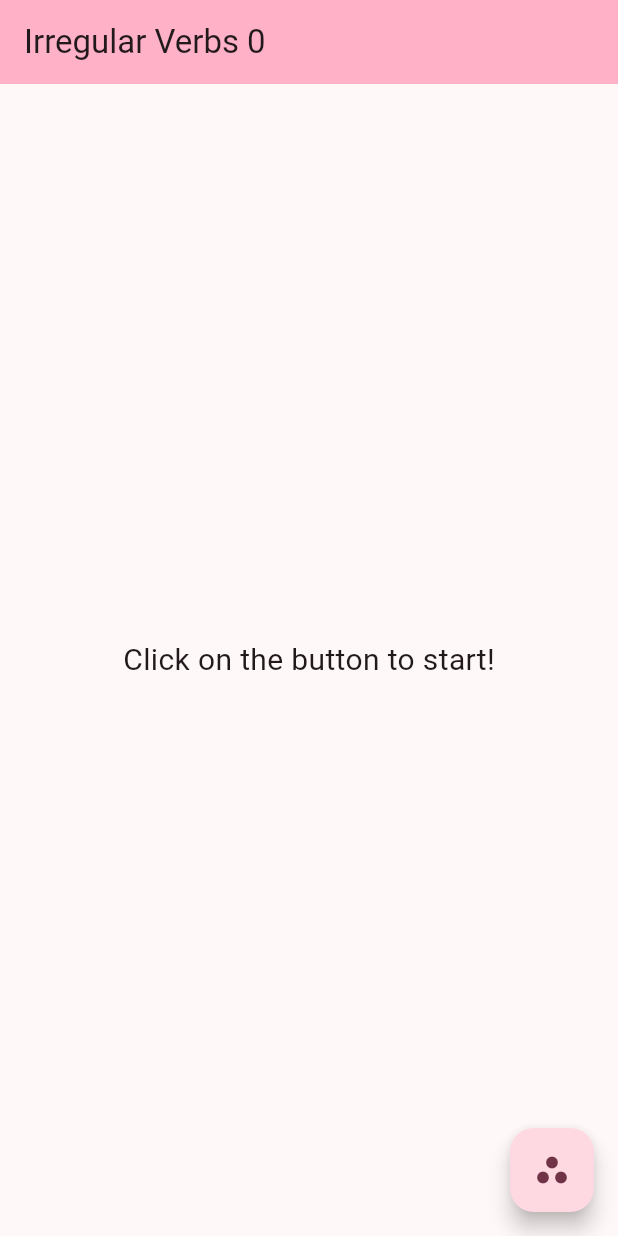
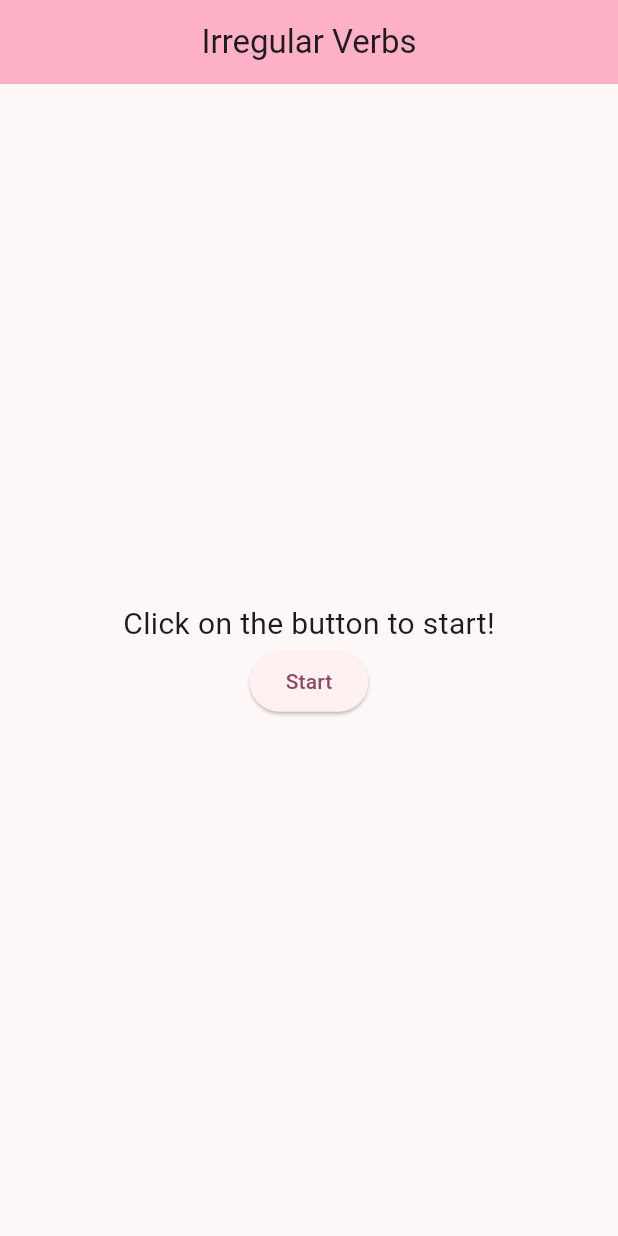
Before and after one commit to MatveevYasha/irregular-verbs, a Flutter app: the screen it shows after launch, on a phone screen of 412 x 824 dp. Run offline on Flutter 3.47's test engine with Material 3 defaults, Android fonts, the phone set to English and light mode, and no system bars; our stand-ins replace flutter_bloc.

```diff
--- a/lib/data/provider/fetch_data_provider.dart
+++ b/lib/data/provider/fetch_data_provider.dart
@@ -1,14 +1,14 @@
 import 'dart:convert';
 
-import 'package:flutter/material.dart';
+import 'package:flutter/services.dart';
 import 'package:irregular_verbs_app/data/dtos/verb_json_dto.dart';
 import 'package:irregular_verbs_app/data/entities/verb.dart';
 
 typedef Json = Map<String, Object?>;
 
 class FetchDataProvider {
-  Future<List<Verb>> fetchFileFromAssets(BuildContext context) async {
-    final fileData = await DefaultAssetBundle.of(context).loadString('assets/json/verbs.json');
+  Future<List<Verb>> fetchFileFromAssets() async {
+    final fileData = await rootBundle.loadString('assets/json/verbs.json');
     final json = jsonDecode(fileData);
 
     final listJson = List.castFrom<dynamic, Json>(json);
--- a/lib/ui/app.dart
+++ b/lib/ui/app.dart
@@ -1,4 +1,7 @@
 import 'package:flutter/material.dart';
+import 'package:flutter_bloc/flutter_bloc.dart';
+import 'package:irregular_verbs_app/ui/pages/main_page/bloc/main_bloc.dart';
+import 'package:irregular_verbs_app/ui/pages/main_page/bloc/main_event.dart';
 import 'package:irregular_verbs_app/ui/pages/main_page/main_page.dart';
 
 class App extends StatelessWidget {
@@ -11,7 +14,10 @@ class App extends StatelessWidget {
         colorScheme: ColorScheme.fromSeed(seedColor: Colors.black26),
         useMaterial3: true,
       ),
-      home: const MainPage(),
+      home: BlocProvider(
+        create: (context) => MainBloc()..add(InitialMainEvent()),
+        child: const MainPage(),
+      ),
     );
   }
 }
--- /dev/null
+++ b/lib/ui/pages/main_page/bloc/main_bloc.dart
@@ -0,0 +1,56 @@
+import 'dart:math';
+
+import 'package:irregular_verbs_app/data/provider/fetch_data_provider.dart';
+import 'package:irregular_verbs_app/ui/pages/main_page/bloc/main_event.dart';
+import 'package:irregular_verbs_app/ui/pages/main_page/bloc/main_state.dart';
+import 'package:flutter_bloc/flutter_bloc.dart';
+
+class MainBloc extends Bloc<MainEvent, MainState> {
+  MainBloc() : super(LoadingMainState()) {
+    on<MainEvent>(
+      (event, emit) => switch (event) {
+        final InitialMainEvent event => _initial(event, emit),
+        final GetOneVerbMainEvent event => _getOneVerb(event, emit),
+        final StartLearningMainEvent event => _startLearning(event, emit),
+      },
+    );
+  }
+
+  void _initial(InitialMainEvent event, Emitter<MainState> emit) async {
+    try {
+      final listOfVerbs = await FetchDataProvider().fetchFileFromAssets();
+
+      emit(InitialMainState(listOfVerbs));
+    } catch (e) {
+      emit(ErrorMainState());
+    }
+  }
+
+  void _getOneVerb(GetOneVerbMainEvent event, Emitter<MainState> emit) {
+    // final rnd = Random();
+
+    // final verbNumber = rnd.nextInt(event.listOfVerbs.length);
+
+    // final verb = event.listOfVerbs[verbNumber];
+
+    // emit(CounterMainState(verb: verb, listOfVerbs: event.listOfVerbs, count: 1));
+  }
+
+  void _startLearning(StartLearningMainEvent event, Emitter<MainState> emit) {
+    final rnd = Random();
+
+    final verbNumber = rnd.nextInt(event.listOfVerbs.length);
+
+    final verb = event.listOfVerbs[verbNumber];
+
+    emit(CounterMainState(listOfVerbs: event.listOfVerbs, verb: verb, count: 1));
+  }
+
+  // void _getNextWord(GetNextWordMainEvent event, Emitter<MainState> emit) {
+  // if (event.count < 4) {
+  //   emit(GetNextWordMainState(verb: event.verb, count: event.count + 1));
+  // } else {
+  //   emit(GetNextWordMainState(verb: event.verb, count: event.count + 1));
+  // }
+  // }
+}
--- /dev/null
+++ b/lib/ui/pages/main_page/bloc/main_event.dart
@@ -0,0 +1,33 @@
+import 'package:irregular_verbs_app/data/entities/verb.dart';
+
+sealed class MainEvent {}
+
+class InitialMainEvent extends MainEvent {}
+
+class StartLearningMainEvent extends MainEvent {
+  final List<Verb> listOfVerbs;
+
+  StartLearningMainEvent({required this.listOfVerbs});
+}
+
+class GetOneVerbMainEvent extends MainEvent {
+  final List<Verb> listOfVerbs;
+  final Verb verb;
+  final int count;
+
+  GetOneVerbMainEvent({
+    required this.listOfVerbs,
+    required this.verb,
+    required this.count,
+  });
+}
+
+// class GetNextWordMainEvent extends MainEvent {
+//   final Verb verb;
+//   final int count;
+
+//   GetNextWordMainEvent({
+//     required this.verb,
+//     required this.count,
+//   });
+// }
--- /dev/null
+++ b/lib/ui/pages/main_page/bloc/main_state.dart
@@ -0,0 +1,35 @@
+import 'dart:collection';
+
+import 'package:irregular_verbs_app/data/entities/verb.dart';
+
+sealed class MainState {}
+
+class LoadingMainState extends MainState {
+  LoadingMainState();
+}
+
+class InitialMainState extends MainState {
+  final List<Verb> _listOfVerbs;
+
+  InitialMainState([
+    List<Verb> listOfVerbs = const <Verb>[],
+  ]) : _listOfVerbs = listOfVerbs;
+
+  List<Verb> get listOfVerbs => UnmodifiableListView(_listOfVerbs);
+}
+
+class CounterMainState extends MainState {
+  final List<Verb> listOfVerbs;
+  final Verb verb;
+  final int count;
+
+  CounterMainState({
+    required this.listOfVerbs,
+    required this.verb,
+    required this.count,
+  });
+}
+
+class ErrorMainState extends MainState {
+  ErrorMainState();
+}
--- a/lib/ui/pages/main_page/main_page.dart
+++ b/lib/ui/pages/main_page/main_page.dart
@@ -1,157 +1,105 @@
 import 'dart:math';
 
 import 'package:flutter/material.dart';
+import 'package:flutter_bloc/flutter_bloc.dart';
 import 'package:irregular_verbs_app/data/entities/verb.dart';
 
 import 'package:irregular_verbs_app/data/provider/fetch_data_provider.dart';
+import 'package:irregular_verbs_app/ui/pages/main_page/bloc/main_bloc.dart';
+import 'package:irregular_verbs_app/ui/pages/main_page/bloc/main_event.dart';
+import 'package:irregular_verbs_app/ui/pages/main_page/bloc/main_state.dart';
+import 'package:irregular_verbs_app/ui/pages/main_page/widgets/divider_widget.dart';
+import 'package:irregular_verbs_app/ui/pages/main_page/widgets/text_widget.dart';
 
-class MainPage extends StatefulWidget {
+class MainPage extends StatelessWidget {
   const MainPage({super.key});
 
   @override
-  State<MainPage> createState() => _MainPageState();
-}
+  Widget build(BuildContext context) {
+    final bloc = BlocProvider.of<MainBloc>(context);
 
-class _MainPageState extends State<MainPage> {
-  int wordNumber = 0;
-  Verb? verb;
-  List<Verb>? listOfVerbs;
-
-  @override
-  void initState() {
-    super.initState();
-    _loadList();
-    _getVerb();
-  }
-
-  void _scrollWords() {
-    if (wordNumber < 4) {
-      wordNumber++;
-      setState(() {});
-      return;
-    } else {
-      _getVerb();
-      wordNumber = 0;
-      setState(() {});
-    }
-  }
-
-  void _getVerb() {
-    final rng = Random();
-
-    if (listOfVerbs != null) {
-      final verbNumber = rng.nextInt(listOfVerbs!.length);
-
-      verb = listOfVerbs![verbNumber];
-    }
-  }
-
-  Future<void> _loadList() async {
-    listOfVerbs = await FetchDataProvider().fetchFileFromAssets(context);
-  }
-
-  @override
-  Widget build(BuildContext context) {
     return Scaffold(
       appBar: AppBar(
         backgroundColor: Theme.of(context).colorScheme.inversePrimary,
-        title: Text('Irregular Verbs $wordNumber'),
+        title: const Text('Irregular Verbs'),
+        centerTitle: true,
       ),
-      body: (wordNumber == 0)
-          ? const Center(
-              child: Text(
+      body: BlocBuilder<MainBloc, MainState>(
+        builder: (context, state) {
+          return switch (state) {
+            LoadingMainState() => const CircularProgressIndicator(),
+            InitialMainState() => Center(
+                child: Column(
+                  mainAxisAlignment: MainAxisAlignment.center,
+                  children: [
+                    const Text(
                       'Click on the button to start!',
                       style: TextStyle(
                         fontSize: 20,
                         fontWeight: FontWeight.w400,
                       ),
                     ),
-            )
-          : SizedBox(
+                    ElevatedButton(
+                        onPressed: () {
+                          bloc.add(StartLearningMainEvent(listOfVerbs: state.listOfVerbs));
+                        },
+                        child: const Text('Start'))
+                  ],
+                ),
+              ),
+            CounterMainState() => SizedBox(
                 width: double.infinity,
                 child: Column(
                   crossAxisAlignment: CrossAxisAlignment.center,
                   children: [
-                  _Text(
+                    TextWidget(
                       number: 1,
-                    title: verb?.baseForm ?? '...',
-                    wordNumber: wordNumber,
+                      title: state.verb.baseForm,
+                      wordNumber: 1,
                     ),
-                  const _Divider(),
-                  _Text(
+                    const DividerWidget(),
+                    TextWidget(
                       number: 2,
-                    title: verb?.pastSimple ?? '...',
-                    wordNumber: wordNumber,
+                      title: state.verb.pastSimple,
+                      wordNumber: 2,
                     ),
-                  const _Divider(),
-                  _Text(
+                    const DividerWidget(),
+                    TextWidget(
                       number: 3,
-                    title: verb?.pastParticiple ?? '...',
-                    wordNumber: wordNumber,
+                      title: state.verb.pastParticiple,
+                      wordNumber: 3,
                     ),
-                  const _Divider(),
-                  _Text(
+                    const DividerWidget(),
+                    TextWidget(
                       number: 4,
-                    title: verb?.translation ?? '...',
-                    wordNumber: wordNumber,
+                      title: state.verb.translation,
+                      wordNumber: 4,
+                    ),
+                    const SizedBox(height: 100),
+                    FloatingActionButton(
+                      onPressed: () {
+                        bloc.add(GetOneVerbMainEvent(
+                          listOfVerbs: state.listOfVerbs,
+                          verb: state.verb,
+                          count: state.count,
+                        ));
+                      },
                     ),
                   ],
                 ),
               ),
-      floatingActionButton: FloatingActionButton(
-        onPressed: _scrollWords,
-        child: const Icon(Icons.workspaces_filled),
+            ErrorMainState() => const Center(
+                child: Text(
+                  'An error has occurred, try restarting the application',
+                  style: TextStyle(
+                    fontSize: 20,
+                    fontWeight: FontWeight.w400,
+                  ),
+                ),
+              ),
+          };
+        },
       ),
     );
   }
 }
-
-class _Divider extends StatelessWidget {
-  const _Divider();
-
-  @override
-  Widget build(BuildContext context) => const Divider(color: Colors.black);
-}
-
-class _Text extends StatelessWidget {
-  final String title;
-  final int wordNumber;
-  final int number;
-
-  const _Text({
-    required this.title,
-    required this.wordNumber,
-    required this.number,
-  });
-
-  @override
-  Widget build(BuildContext context) => Expanded(
-        child: Row(
-          children: [
-            if (number != 4)
-              Expanded(
-                child: Text(
-                  number.toString(),
-                  style: TextStyle(
-                    fontSize: 72,
-                    fontWeight: FontWeight.w500,
-                    color: Colors.grey[300],
-                  ),
-                  textAlign: TextAlign.end,
-                ),
-              ),
-            Expanded(
-              flex: 5,
-              child: Text(
-                (number <= wordNumber) ? title : '...',
-                style: const TextStyle(
-                  fontSize: 32,
-                  fontWeight: FontWeight.w500,
-                ),
-                textAlign: TextAlign.center,
-              ),
-            ),
-          ],
-        ),
-      );
-}
--- a/pubspec.yaml
+++ b/pubspec.yaml
@@ -13,6 +13,7 @@ dependencies:
     sdk: flutter
   cupertino_icons: ^1.0.2
   json_annotation: ^4.8.1
+  flutter_bloc: ^8.1.4
 
 dev_dependencies:
   flutter_test:
```
Also changed, not shown: lib/ui/pages/main_page/widgets/divider_widget.dart (added, +8 -0 lines), lib/ui/pages/main_page/widgets/text_widget.dart (added, +45 -0 lines), pubspec.lock. Lines whose indentation alone changed are shown as unchanged.
